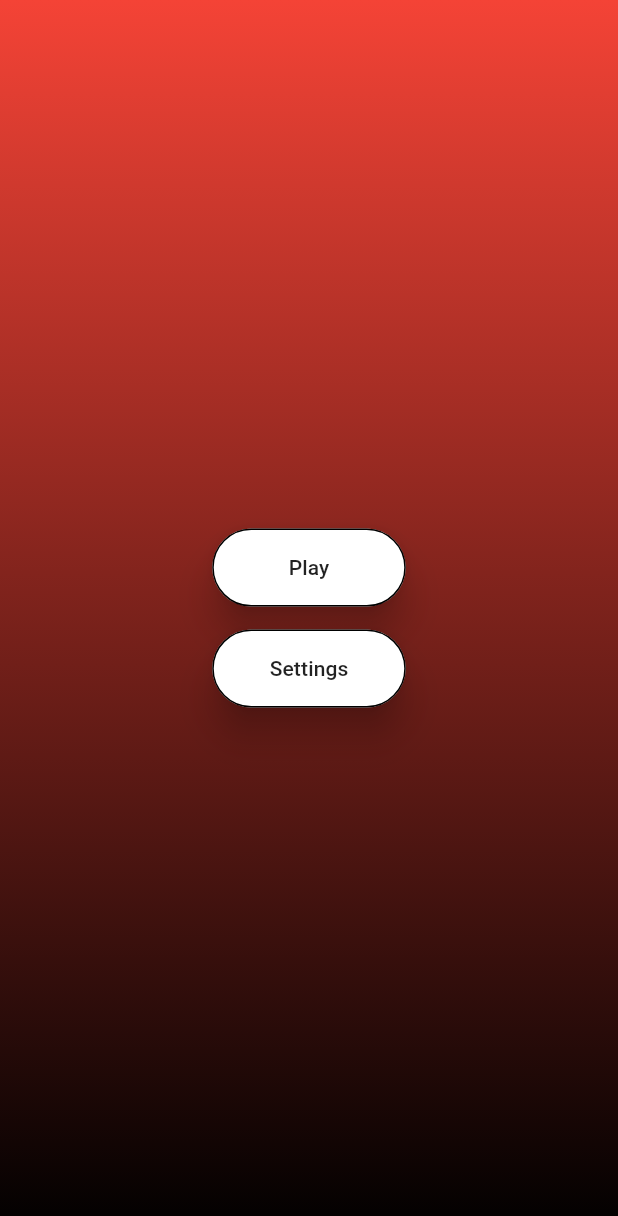
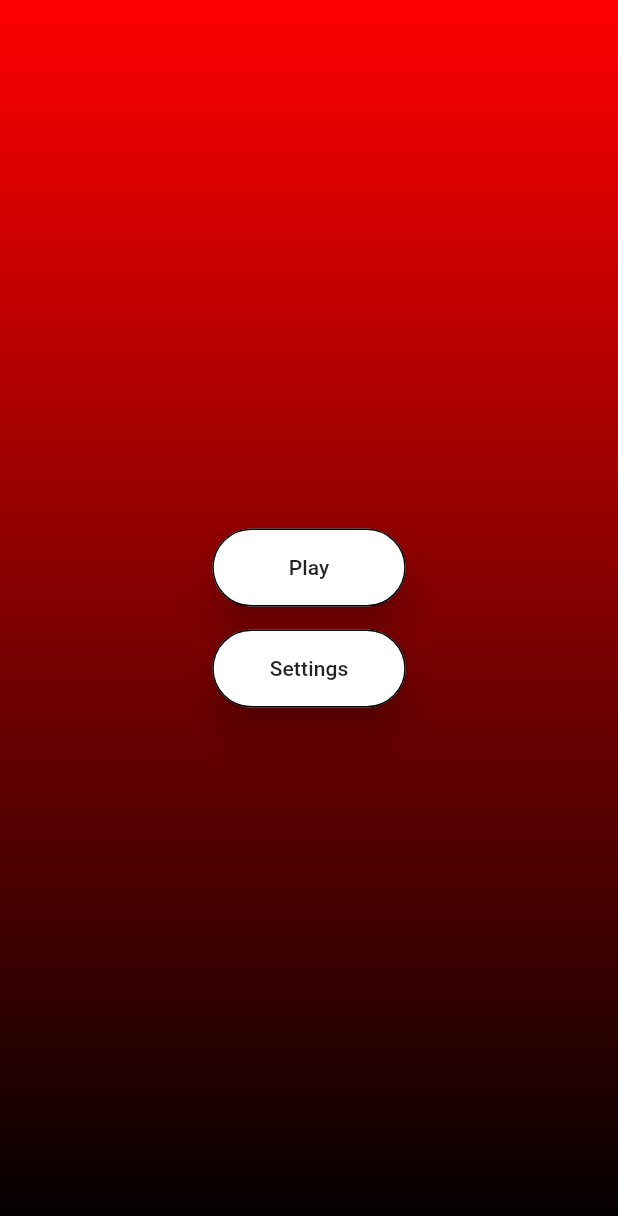
Before and after one commit to webs127/spenum, a Flutter app: the screen it shows after launch, on a phone screen of 412 x 824 dp. Shown: the top 1216 px of the screen. Run offline on Flutter 3.47's test engine with Material 3 defaults, Android fonts, the phone set to English and light mode, and no system bars; our stand-ins replace flutter_screenutil, shared_preferences; missing offline and left inert: icofont_flutter; statements that could not run were skipped.

```diff
--- a/lib/ui/landing/landing.dart
+++ b/lib/ui/landing/landing.dart
@@ -1,7 +1,7 @@
 import 'package:flutter/material.dart';
 import 'package:flutter_screenutil/flutter_screenutil.dart';
 import 'package:spenum/app/route.dart';
-import 'package:spenum/core/textstyle_manager.dart';
+import 'package:spenum/core/color_manager.dart';
 import 'package:spenum/widgets/custom_materialbutton.dart';
 
 class LandingScreen extends StatefulWidget {
@@ -16,9 +16,9 @@ class _LandingScreenState extends State<LandingScreen> {
   Widget build(BuildContext context) {
     return Scaffold(
       body: DecoratedBox(
-        decoration: const BoxDecoration(
+        decoration: BoxDecoration(
             gradient: LinearGradient(
-                colors: [Colors.red, Colors.black],
+                colors: [ColorManager.red, Colors.black],
                 begin: Alignment.topCenter,
                 end: Alignment.bottomCenter)),
         child: SizedBox(
@@ -37,7 +37,9 @@ class _LandingScreenState extends State<LandingScreen> {
                 height: 15.h,
               ),
               CustomMaterialButton(
-                onPressed: () {},
+                onPressed: () {
+                  Navigator.pushNamed(context, RouteManager.settings);
+                },
                 title: "Settings",
               ),
             ],
```
